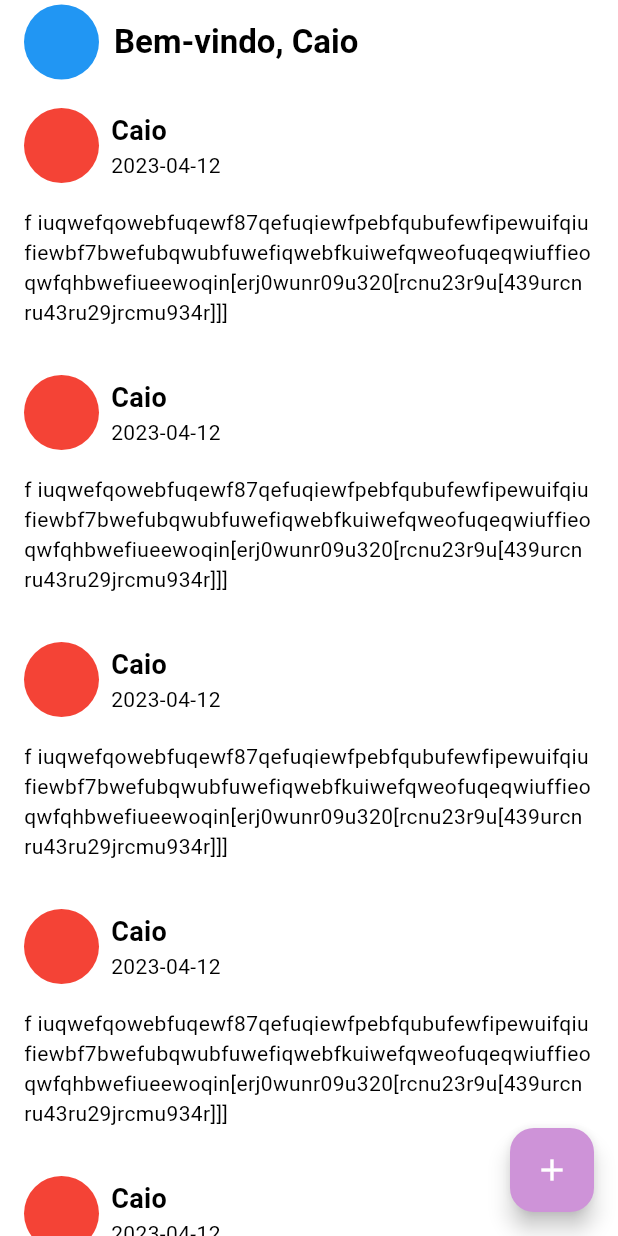
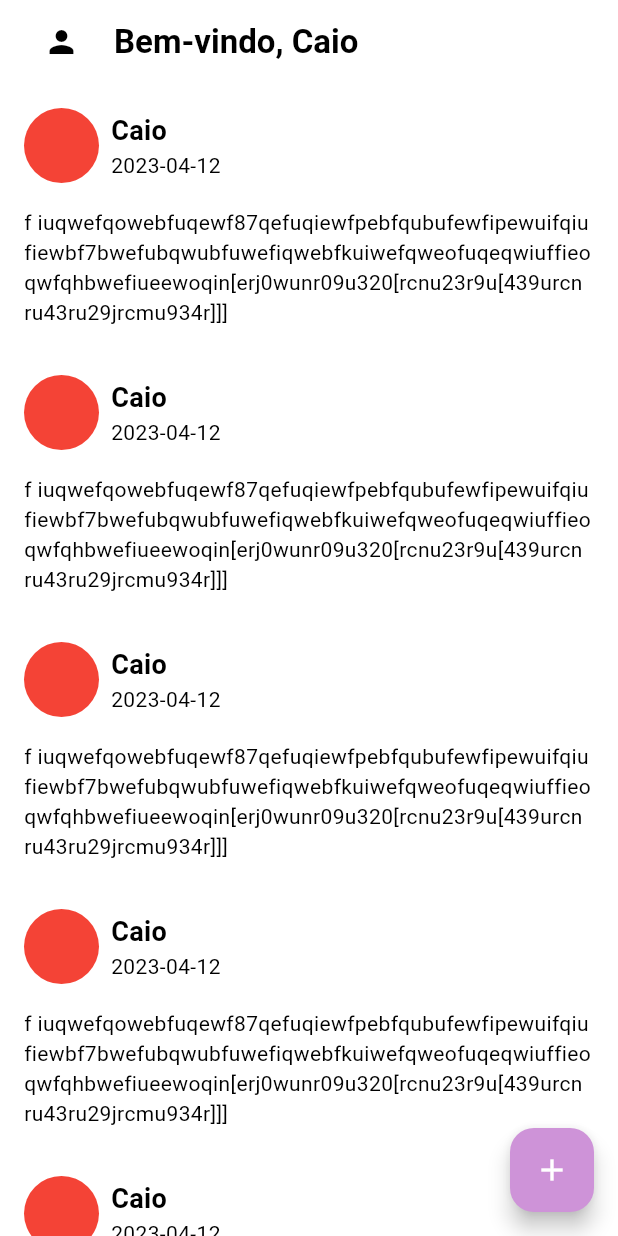
Before and after one commit to CaioReis29/bloc-firebase-instaX, a Flutter app: the screen it shows once a user with an empty profile is signed in, on a phone screen of 412 x 824 dp. Run offline on Flutter 3.47's test engine with Material 2 defaults, Android fonts, the phone set to English and light mode, and no system bars; our stand-ins replace bloc, cloud_firestore, equatable, firebase_auth, firebase_core, firebase_storage and 3 more; accounts and stored records are empty.

```diff
--- a/lib/blocs/update_user_info_bloc.dart/update_user_info_event.dart
+++ b/lib/blocs/update_user_info_bloc.dart/update_user_info_event.dart
@@ -11,10 +11,10 @@ class UploadPicture extends UpdateUserInfoEvent {
   final String file;
   final String userId;
 
-  const UploadPicture({
-    required this.file,
-    required this.userId,
-  });
+  const UploadPicture(
+    this.file,
+    this.userId,
+  );
 
   @override
   List<Object> get props => [file, userId];
--- a/lib/screens/home/home_screen.dart
+++ b/lib/screens/home/home_screen.dart
@@ -1,13 +1,30 @@
 import 'package:flutter/material.dart';
 import 'package:flutter_bloc/flutter_bloc.dart';
+import 'package:image_cropper/image_cropper.dart';
+import 'package:image_picker/image_picker.dart';
+import 'package:instax/blocs/my_user_bloc/my_user_bloc.dart';
 import 'package:instax/blocs/sign_in_bloc/sign_in_bloc.dart';
+import 'package:instax/blocs/update_user_info_bloc.dart/update_user_info_bloc.dart';
 
-class HomeScreen extends StatelessWidget {
+class HomeScreen extends StatefulWidget {
   const HomeScreen({super.key});
 
   @override
+  State<HomeScreen> createState() => _HomeScreenState();
+}
+
+class _HomeScreenState extends State<HomeScreen> {
+  @override
   Widget build(BuildContext context) {
-    return Scaffold(
+    return BlocListener<UpdateUserInfoBloc, UpdateUserInfoState>(
+      listener: (context, state) {
+        if (state is UploadPictureSuccess) {
+          setState(() {
+            context.read<MyUserBloc>().state.user!.picture = state.userImage;
+          });
+        }
+      },
+      child: Scaffold(
         backgroundColor: Theme.of(context).colorScheme.background,
         floatingActionButton: FloatingActionButton(
           onPressed: () {},
@@ -19,14 +36,84 @@ class HomeScreen extends StatelessWidget {
           centerTitle: false,
           elevation: 0,
           backgroundColor: Theme.of(context).colorScheme.background,
-        title: Row(
+          title:
+              BlocBuilder<MyUserBloc, MyUserState>(builder: (context, state) {
+            if (state.status == MyUserStatus.success) {
+              return Row(
                 children: [
-            Container(
+                  state.user!.picture == "" || state.user!.picture == null
+                      ? GestureDetector(
+                          onTap: () async {
+                            final ImagePicker picker = ImagePicker();
+                            final XFile? image = await picker.pickImage(
+                              source: ImageSource.gallery,
+                              maxHeight: 500,
+                              maxWidth: 500,
+                              imageQuality: 40,
+                            );
+                            if (image != null) {
+                              CroppedFile? croppedFile =
+                                  await ImageCropper().cropImage(
+                                sourcePath: image.path,
+                                aspectRatio: const CropAspectRatio(
+                                  ratioX: 1,
+                                  ratioY: 1,
+                                ),
+                                aspectRatioPresets: [
+                                  CropAspectRatioPreset.square
+                                ],
+                                uiSettings: [
+                                  AndroidUiSettings(
+                                    toolbarTitle: 'Cropper',
+                                    toolbarColor:
+                                        const Color.fromRGBO(206, 147, 216, 1),
+                                    toolbarWidgetColor: Colors.white,
+                                    initAspectRatio:
+                                        CropAspectRatioPreset.original,
+                                    lockAspectRatio: false,
+                                  ),
+                                  IOSUiSettings(
+                                    title: 'Cropper',
+                                  ),
+                                ],
+                              );
+                              if (croppedFile != null) {
+                                setState(() {
+                                  context.read<UpdateUserInfoBloc>().add(
+                                        UploadPicture(
+                                          croppedFile.path,
+                                          context
+                                              .read<MyUserBloc>()
+                                              .state
+                                              .user!
+                                              .id,
+                                        ),
+                                      );
+                                });
+                              }
+                            }
+                          },
+                          child: Container(
                               height: 50,
                               width: 50,
                               decoration: const BoxDecoration(
-                color: Colors.blue,
+                                color: Colors.white,
                                 shape: BoxShape.circle,
+                              ),
+                              child: const Icon(Icons.person)),
+                        )
+                      : Container(
+                          width: 50,
+                          height: 50,
+                          decoration: BoxDecoration(
+                            color: Colors.white,
+                            shape: BoxShape.circle,
+                            image: DecorationImage(
+                              image: NetworkImage(
+                                state.user!.picture!,
+                              ),
+                              fit: BoxFit.cover,
+                            ),
                           ),
                         ),
                   const SizedBox(
@@ -39,7 +126,13 @@ class HomeScreen extends StatelessWidget {
                     ),
                   ),
                 ],
-        ),
+              );
+            } else if (state.status == MyUserStatus.loading) {
+              return Container();
+            } else {
+              return Container();
+            }
+          }),
           actions: [
             IconButton(
               onPressed: () => context.read<SignInBloc>().add(
@@ -105,6 +198,7 @@ class HomeScreen extends StatelessWidget {
             );
           },
         ),
+      ),
     );
   }
 }
--- a/packages/user_repository/lib/src/models/my_user.dart
+++ b/packages/user_repository/lib/src/models/my_user.dart
@@ -1,13 +1,14 @@
 import 'package:equatable/equatable.dart';
 import 'package:user_repository/src/entities/entities.dart';
 
+// ignore: must_be_immutable
 class MyUser extends Equatable {
   final String id;
   final String email;
   final String name;
-  final String? picture;
+  String? picture;
 
-  const MyUser({
+  MyUser({
     required this.id,
     required this.email,
     required this.name,
@@ -16,10 +17,11 @@ class MyUser extends Equatable {
 
   // usuário não encontrado
 
-  static const empty = MyUser(
+  static final empty = MyUser(
     id: '',
     email: '',
     name: '',
+    picture: '',
   );
 
   // modificar parâmetros de usuário
@@ -31,9 +33,10 @@ class MyUser extends Equatable {
     String? picture,
   }) {
     return MyUser(
-      id: id ?? "",
-      email: email ?? "",
-      name: name ?? "",
+      id: id ?? this.id,
+      email: email ?? this.email,
+      name: name ?? this.name,
+      picture: picture ?? this.picture,
     );
   }
 
@@ -50,6 +53,7 @@ class MyUser extends Equatable {
       id: id,
       email: email,
       name: name,
+      picture: picture,
     );
   }
 
--- a/pubspec.yaml
+++ b/pubspec.yaml
@@ -19,6 +19,7 @@ dependencies:
   # firebase
   firebase_core: ^2.22.0
   firebase_auth: ^4.14.0
+  firebase_storage: ^11.5.1
 
   # bloc
   equatable: ^2.0.5
@@ -30,6 +31,9 @@ dependencies:
   user_repository:
     path: packages/user_repository
 
+  post_repository:
+    path: packages/post_repository
+
 dev_dependencies:
   flutter_test:
     sdk: flutter
```
Also changed, not shown: pubspec.lock, 1 other file. Lines whose indentation alone changed are shown as unchanged.
